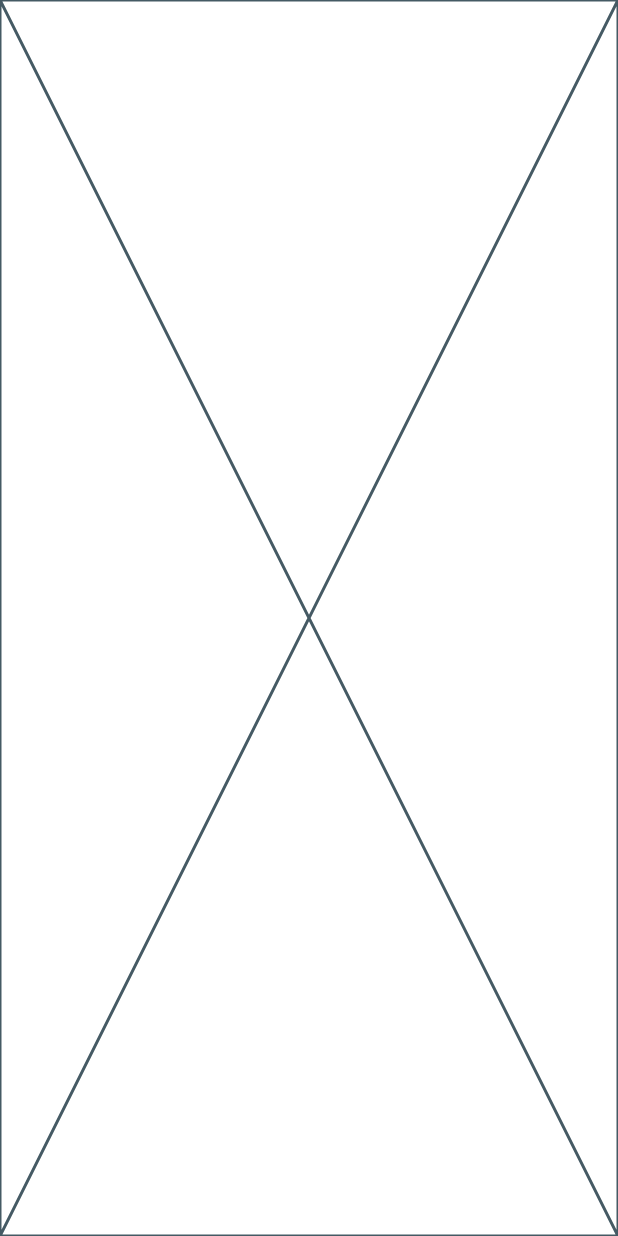
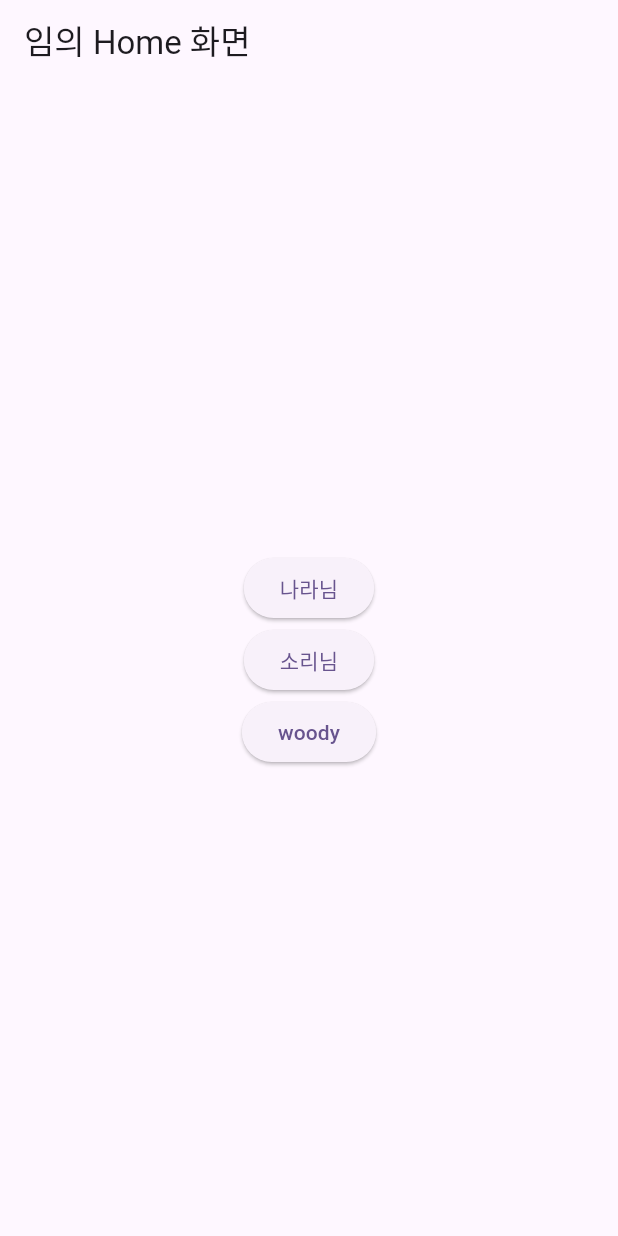
Before and after one commit to likewoody/Tree, a Flutter app: the screen it shows after launch, on a phone screen of 412 x 824 dp. Run offline on Flutter 3.47's test engine with Material 3 defaults, Android fonts, the phone set to English and light mode, and no system bars; our stand-ins replace get.

Commit message:
2024.05.02 목요일 Home이랑 작업 할 페이지 연결 완료

```diff
--- a/tree/lib/home.dart
+++ b/tree/lib/home.dart
@@ -1,10 +1,37 @@
 import 'package:flutter/material.dart';
+import 'package:get/get.dart';
+import 'package:td_app/view/login/login.dart';
+import 'package:td_app/view/start/start.dart';
+import 'package:td_app/view/write/write.dart';
 
 class Home extends StatelessWidget {
   const Home({super.key});
 
   @override
   Widget build(BuildContext context) {
-    return const Placeholder();
+    return Scaffold(
+      appBar: AppBar(title: const Text("임의 Home 화면"),),
+      body: Center(
+        child: Column(
+
+          // 각자 페이지에 들어가서 작업 해주시면 됩니다~!
+          mainAxisAlignment: MainAxisAlignment.center,
+          children: [
+            ElevatedButton(
+              onPressed: () => Get.to(const Start()),
+              child: const Text("나라님")
+            ),
+            ElevatedButton(
+              onPressed: () => Get.to(const Write()),
+              child: const Text("소리님")
+            ),
+            ElevatedButton(
+              onPressed: () => Get.to(const Login()),
+              child: const Text("woody")
+            ),
+          ],
+        ),
+      ),
+    );
   }
 }
--- a/tree/lib/main.dart
+++ b/tree/lib/main.dart
@@ -15,8 +15,10 @@ class MyApp extends StatefulWidget {
   State<MyApp> createState() => _MyAppState();
 }
 
+
+
 class _MyAppState extends State<MyApp> {
-
+  // 테마 모드 light or dark
   ThemeMode _themeMode = ThemeMode.system; // system은 dark, light 둘다 사용
 
   _changeThemeMode(ThemeMode themeMode) {
@@ -56,7 +58,7 @@ class _MyAppState extends State<MyApp> {
       ),
       // function도 보낼 수 있다.
 
-      home: Home(),
+      home: const Home(),
     );
   }
 }
```
Also changed, not shown: tree/lib/view/login/login.dart (added, +14 -0 lines), tree/lib/view/start/start.dart (added, +14 -0 lines), tree/lib/view/write/write.dart (added, +14 -0 lines), 3 other files.
